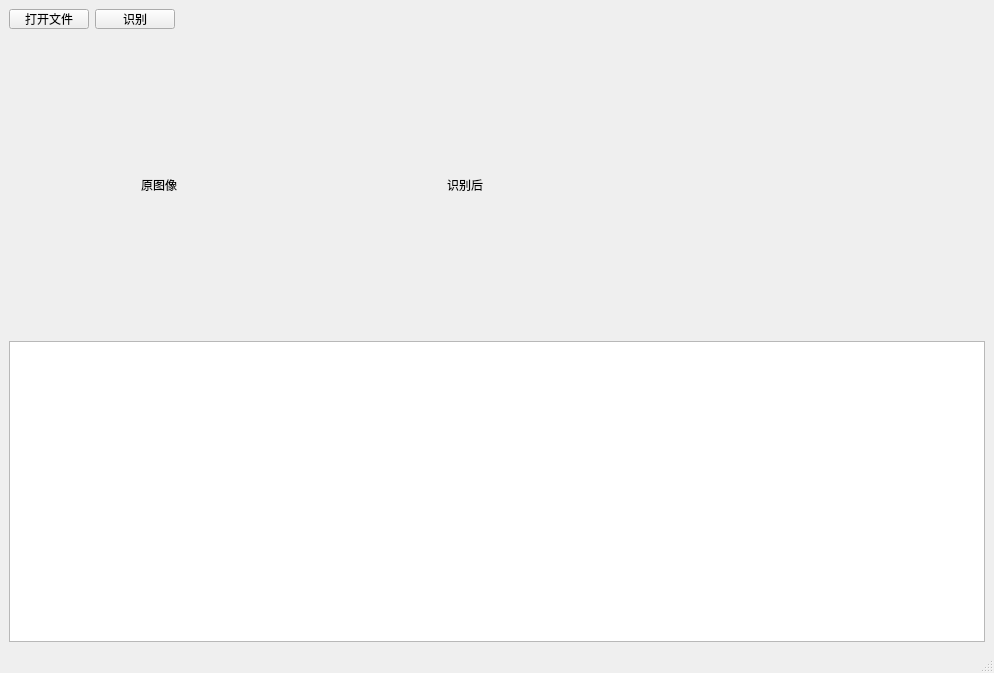
Old version of the form ocr/ui/ocr_ui.ui in the repository zhangjiechina001/PingTool.
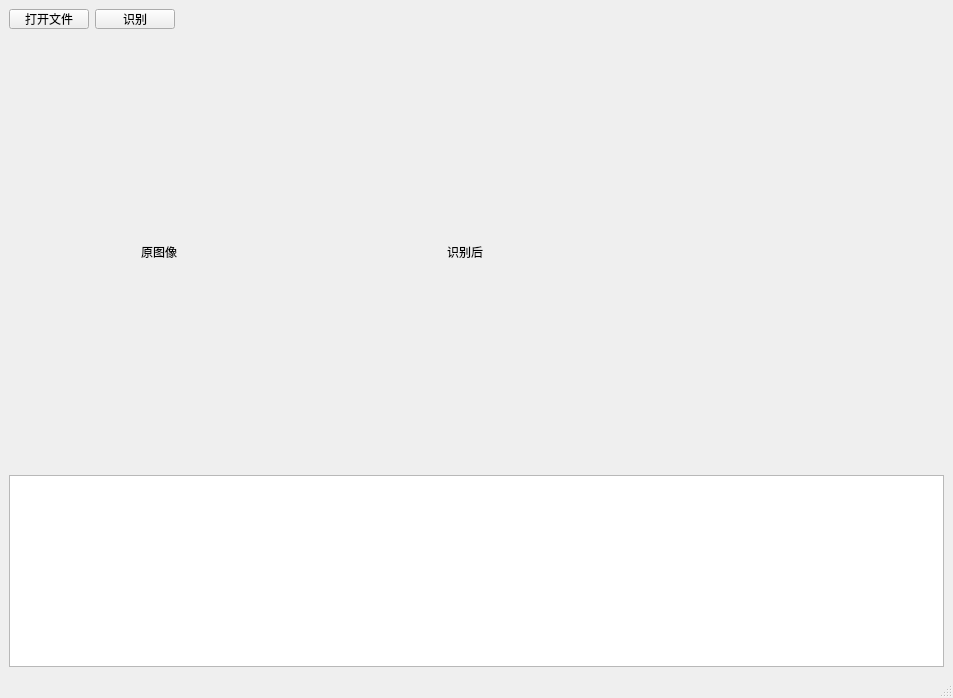
New version of the form.

The edit to the form file:
```diff
--- a/ocr/ui/ocr_ui.ui
+++ b/ocr/ui/ocr_ui.ui
@@ -6,8 +6,8 @@
    <rect>
     <x>0</x>
     <y>0</y>
-    <width>994</width>
-    <height>673</height>
+    <width>953</width>
+    <height>698</height>
    </rect>
   </property>
   <property name="windowTitle">
@@ -135,7 +135,14 @@
      </layout>
     </item>
     <item row="2" column="0">
-     <widget class="QTableWidget" name="tableWidget"/>
+     <widget class="QTableWidget" name="tableWidget">
+      <property name="sizePolicy">
+       <sizepolicy hsizetype="Expanding" vsizetype="Fixed">
+        <horstretch>0</horstretch>
+        <verstretch>0</verstretch>
+       </sizepolicy>
+      </property>
+     </widget>
     </item>
    </layout>
   </widget>
```
Left out of the diff: 8 changed lines with no effect on the pictures.
